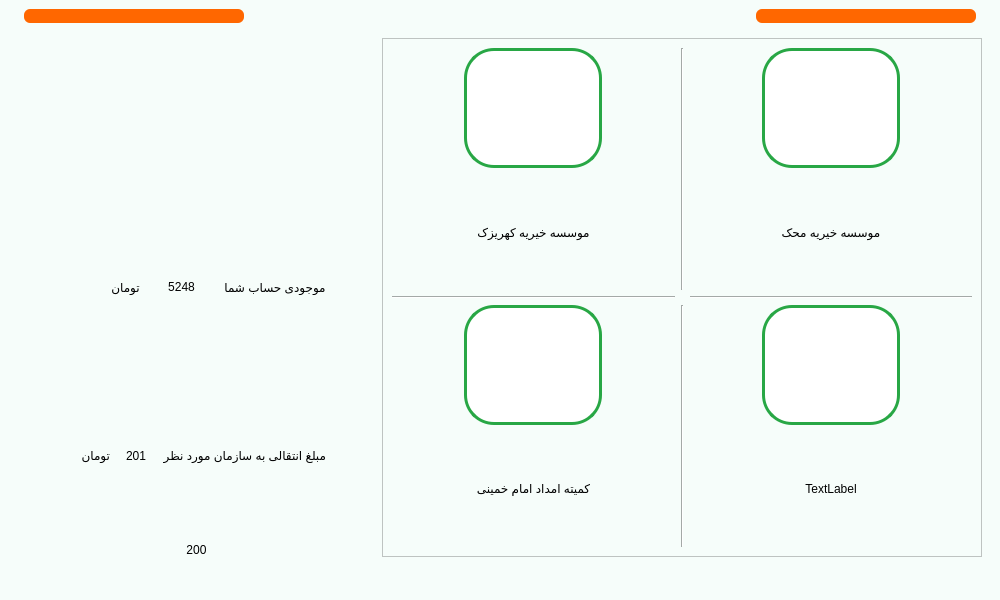
Above: main.ui from Farazist/raspberrypi-app before the change. Below: the same form after it.
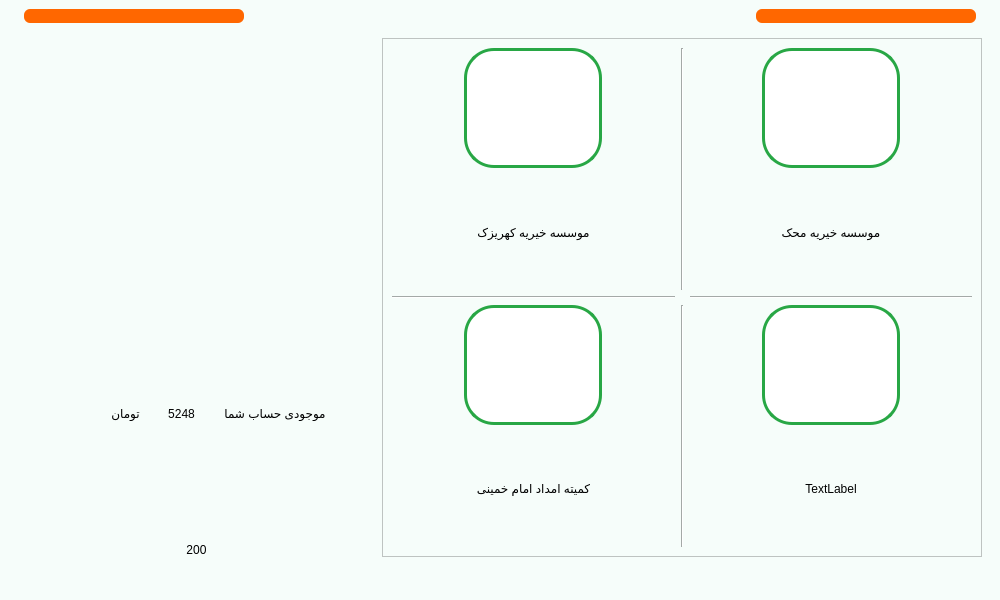
That is the form after the change. The open tabs and pages were chosen to show the change. Icons and pictures are not drawn.

```diff
--- a/main.ui
+++ b/main.ui
@@ -3945,43 +3945,6 @@
             </item>
            </layout>
           </item>
-          <item>
-           <layout class="QHBoxLayout" name="horizontalLayout_33">
-            <item alignment="Qt::AlignRight|Qt::AlignVCenter">
-             <widget class="QLabel" name="label_20">
-              <property name="styleSheet">
-               <string notr="true">font: 24pt &quot;IRANSans&quot;;
-color:#000000;</string>
-              </property>
-              <property name="text">
-               <string>تومان</string>
-              </property>
-             </widget>
-            </item>
-            <item alignment="Qt::AlignHCenter|Qt::AlignVCenter">
-             <widget class="QLabel" name="lblDepositToCharity">
-              <property name="styleSheet">
-               <string notr="true">font: 87 28pt &quot;IRANSansFaNum Black&quot;;
-color:#000000;</string>
-              </property>
-              <property name="text">
-               <string>201</string>
-              </property>
-             </widget>
-            </item>
-            <item alignment="Qt::AlignHCenter|Qt::AlignVCenter">
-             <widget class="QLabel" name="label_15">
-              <property name="styleSheet">
-               <string notr="true">font: 24pt &quot;IRANSans&quot;;
-color:#000000;</string>
-              </property>
-              <property name="text">
-               <string>مبلغ انتقالی به سازمان مورد نظر</string>
-              </property>
-             </widget>
-            </item>
-           </layout>
-          </item>
           <item>
            <layout class="QHBoxLayout" name="horizontalLayout_26">
             <property name="leftMargin">
```
Left out of the diff: 14 changed lines with no effect on the pictures.
